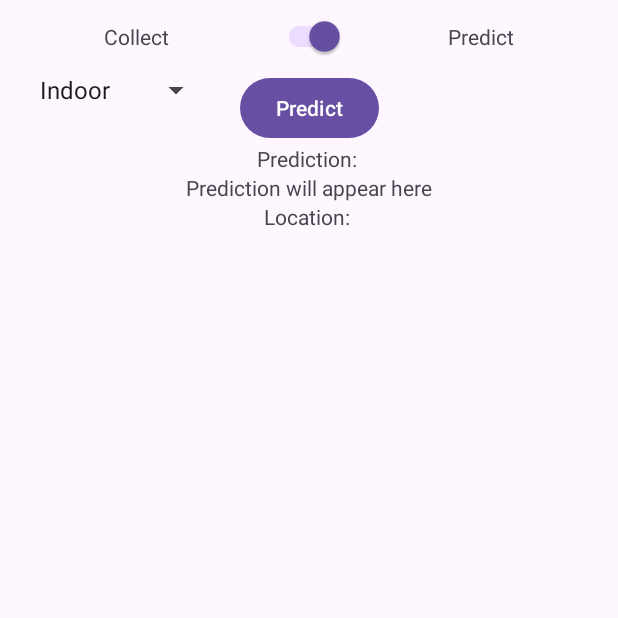
After one commit to mtasd1/IOandroid, an Android app: the PredictActivity screen opened directly, with no data from a screen before it, on a phone screen of 412 x 824 dp, the top half of it. The commit adds this screen. Run offline under Robolectric (Android 15) with nearby library versions, the phone set to English and light mode, and no system bars; 1 statement that could not run was skipped.

Commit message:
when clicking Predict Button the current Location fix is displayed

```diff
--- /dev/null
+++ b/app/src/main/java/com/example/ioandroid/PredictActivity.kt
@@ -0,0 +1,141 @@
+package com.example.ioandroid
+
+import android.content.Intent
+import android.os.Bundle
+import android.os.Handler
+import android.os.Looper
+import android.util.ArrayMap
+import android.widget.Button
+import android.widget.TextView
+import androidx.appcompat.app.AppCompatActivity
+import androidx.appcompat.widget.SwitchCompat
+import java.text.SimpleDateFormat
+
+class PredictActivity : AppCompatActivity() {
+    private lateinit var switchPredict: SwitchCompat
+    private lateinit var buttonPredict: Button
+
+    private lateinit var currentLocation: GpsEntry
+
+    private lateinit var locationService: LocationService
+    private lateinit var telephoneService: TelephoneService
+    private lateinit var wifiService: WifiService
+    private lateinit var bluetoothService: BluetoothService
+
+    private val handler = Handler(Looper.getMainLooper())
+    private val delay = 2000L
+    private val runnable = object : Runnable {
+        override fun run() {
+            trackLocation()
+            handler.postDelayed(this, delay)
+        }
+    }
+
+    override fun onCreate(savedInstanceState: Bundle?) {
+        super.onCreate(savedInstanceState)
+        setContentView(R.layout.layout_predict) // You need to create this layout file
+
+
+        switchPredict = findViewById(R.id.switchPredict)
+        buttonPredict = findViewById(R.id.btnTrack)
+
+        switchPredict.setOnCheckedChangeListener { _, isChecked ->
+            if (!isChecked) {
+                startActivity(Intent(this, MainActivity::class.java))
+            }
+        }
+
+        buttonPredict.setOnClickListener {
+            trackLocation()
+
+            // Update the UI with the current location
+            findViewById<TextView>(R.id.locationTextView).text = currentLocation.toString()
+        }
+
+        // get the location from the intent, there is already a function implemented in the MainActivity
+        locationService = LocationManagerService(this)
+        locationService.getLocation() // call the function when creating to initialize the Location
+
+        bluetoothService = BluetoothService(this)
+        bluetoothService.startDiscovery()
+
+        wifiService = WifiService(this)
+        wifiService.enableWifi()
+
+        telephoneService = TelephoneService(this)
+
+
+        // Load your machine learning model
+        // val model = ...
+
+        // Get the current location
+        // val location = ...
+
+        // Make a prediction based on the location
+        // val prediction = model.predict(location)
+
+        // Display the prediction
+        // findViewById<TextView>(R.id.predictionTextView).text = prediction.toString()
+    }
+
+    fun trackLocation() {
+        val gpsData = locationService.getLocation()
+
+        val selectedLocation = ""
+        val selectedDescription = ""
+        val selectedPeople = ""
+        val dateFormat = SimpleDateFormat("HH:mm:ss")
+
+        val cellStrength = telephoneService.getSignalStrength()
+
+        val timeStampNetwork = gpsData.first?.time?.let { dateFormat.format(it) } ?: "N/A"
+        val latitudeNetwork = gpsData.first?.latitude ?: 0.0
+        val longitudeNetwork = gpsData.first?.longitude ?: 0.0
+
+        val timeStampGPS = gpsData.second?.time?.let { dateFormat.format(it) } ?: "N/A"
+        val latitudeGPS = gpsData.second?.latitude ?: 0.0
+        val longitudeGPS = gpsData.second?.longitude ?: 0.0
+
+        val gpsExtras = bundleToMap(gpsData.second?.extras ?: Bundle())
+        val satellites = locationService.getSatelliteInfoJSON()
+        val nrSatellitesInFix = gpsExtras["satellites"] ?: satellites.length()
+        val nrSatellitesInView = (locationService as LocationManagerService).getSatellitesInView()
+
+        bluetoothService.startDiscovery()
+        val blDevices = bluetoothService.getDevicesJSON()
+
+        val wifiNetworks = wifiService.getWifiNetworksJSON()
+
+        currentLocation = GpsEntry(
+            selectedLocation,
+            selectedDescription,
+            selectedPeople,
+            cellStrength,
+            timeStampNetwork,
+            latitudeNetwork,
+            longitudeNetwork,
+            timeStampGPS,
+            latitudeGPS,
+            longitudeGPS,
+            nrSatellitesInView,
+            nrSatellitesInFix,
+            satellites.toString(),
+            blDevices.toString(),
+            wifiNetworks.toString()
+        )
+    }
+
+    fun bundleToMap(bundle: Bundle): ArrayMap<String, Any> {
+        val map = ArrayMap<String, Any>()
+        for (key in bundle.keySet()) {
+            val value = bundle.get(key)
+            if (value is Bundle) {
+                map[key] = bundleToMap(value)
+            } else {
+                map[key] = value!!
+            }
+        }
+        return map
+    }
+
+}
--- /dev/null
+++ b/app/src/main/res/layout/layout_predict.xml
@@ -0,0 +1,86 @@
+<?xml version="1.0" encoding="utf-8"?>
+<androidx.constraintlayout.widget.ConstraintLayout xmlns:android="http://schemas.android.com/apk/res/android"
+    android:layout_width="match_parent"
+    android:layout_height="match_parent"
+    xmlns:app="http://schemas.android.com/apk/res-auto"
+    xmlns:tools="http://schemas.android.com/tools"
+    tools:context=".MainActivity">
+
+    <TextView
+        android:id="@+id/textViewCollect"
+        android:layout_width="wrap_content"
+        android:layout_height="wrap_content"
+        android:text="Collect"
+        app:layout_constraintEnd_toStartOf="@+id/switchPredict"
+        app:layout_constraintStart_toStartOf="parent"
+        app:layout_constraintTop_toTopOf="@+id/switchPredict"
+        app:layout_constraintBottom_toBottomOf="@+id/switchPredict" />
+
+    <androidx.appcompat.widget.SwitchCompat
+        android:id="@+id/switchPredict"
+        android:layout_width="wrap_content"
+        android:layout_height="wrap_content"
+        android:checked="true"
+        app:layout_constraintEnd_toStartOf="@+id/textViewPredict"
+        app:layout_constraintStart_toEndOf="@+id/textViewCollect"
+        app:layout_constraintTop_toTopOf="parent" />
+
+    <TextView
+        android:id="@+id/textViewPredict"
+        android:layout_width="wrap_content"
+        android:layout_height="wrap_content"
+        android:text="Predict"
+        app:layout_constraintStart_toEndOf="@+id/switchPredict"
+        app:layout_constraintEnd_toEndOf="parent"
+        app:layout_constraintTop_toTopOf="@+id/switchPredict"
+        app:layout_constraintBottom_toBottomOf="@+id/switchPredict" />
+
+    <Button
+        android:id="@+id/btnTrack"
+        android:layout_width="wrap_content"
+        android:layout_height="wrap_content"
+        android:text="Predict"
+        app:layout_constraintStart_toStartOf="parent"
+        app:layout_constraintEnd_toEndOf="parent"
+        app:layout_constraintTop_toBottomOf="@+id/switchPredict" />
+
+    <TextView
+        android:id="@+id/textViewPredictionHeader"
+        android:layout_width="wrap_content"
+        android:layout_height="wrap_content"
+        android:text="Prediction: "
+        app:layout_constraintStart_toStartOf="parent"
+        app:layout_constraintEnd_toEndOf="parent"
+        app:layout_constraintTop_toBottomOf="@+id/btnTrack" />
+
+    <TextView
+        android:id="@+id/textViewPrediction"
+        android:layout_width="wrap_content"
+        android:layout_height="wrap_content"
+        android:text="Prediction will appear here"
+        app:layout_constraintStart_toStartOf="parent"
+        app:layout_constraintEnd_toEndOf="parent"
+        app:layout_constraintTop_toBottomOf="@+id/textViewPredictionHeader" />
+
+    <TextView
+        android:id="@+id/locationTextView"
+        android:layout_width="wrap_content"
+        android:layout_height="wrap_content"
+        android:text="Location: "
+        app:layout_constraintStart_toStartOf="parent"
+        app:layout_constraintEnd_toEndOf="parent"
+        app:layout_constraintTop_toBottomOf="@+id/textViewPrediction" />
+
+    <Spinner
+        android:id="@+id/spinnerLocation"
+        android:layout_width="0dp"
+        android:layout_height="wrap_content"
+        android:layout_marginTop="48dp"
+        android:entries="@array/location_options"
+        app:layout_constraintEnd_toEndOf="parent"
+        app:layout_constraintHorizontal_bias="0.064"
+        app:layout_constraintStart_toStartOf="parent"
+        app:layout_constraintTop_toTopOf="parent"
+        app:layout_constraintWidth_default="wrap" />
+
+</androidx.constraintlayout.widget.ConstraintLayout>
```
Also changed, not shown: app/src/main/AndroidManifest.xml (+7 -0 lines), app/src/main/java/com/example/ioandroid/MainActivity.kt (+18 -5 lines).
